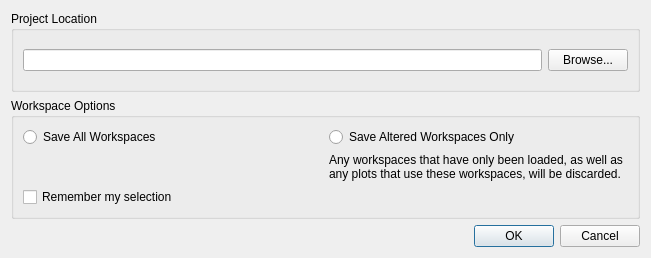
Before: the Qt Designer form qt/python/mantidqt/project/saveprojectdialog/saveprojectdialog.ui in mantidproject/mantid, drawn with Qt 5.
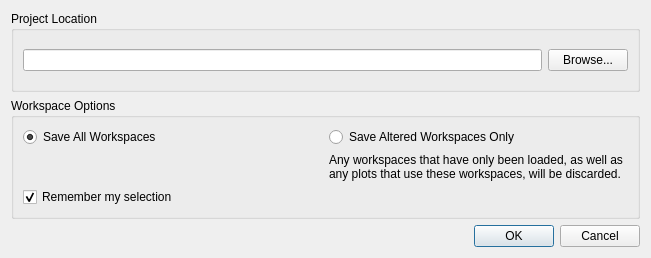
After: the same form once the commit is applied.

Commit message: Re #27472 create presenter and view and set up browse button

What changed in the file:
```diff
--- a/qt/python/mantidqt/project/saveprojectdialog/saveprojectdialog.ui
+++ b/qt/python/mantidqt/project/saveprojectdialog/saveprojectdialog.ui
@@ -67,6 +67,9 @@
           <property name="text">
            <string>Save All Workspaces</string>
           </property>
+          <property name="checked">
+           <bool>true</bool>
+          </property>
          </widget>
         </item>
        </layout>
@@ -76,6 +79,9 @@
         <property name="text">
          <string>Remember my selection</string>
         </property>
+        <property name="checked">
+         <bool>true</bool>
+        </property>
        </widget>
       </item>
      </layout>
```
Left out of the diff: 10 changed lines with no effect on the pictures. The commit also changes 4 other files.
